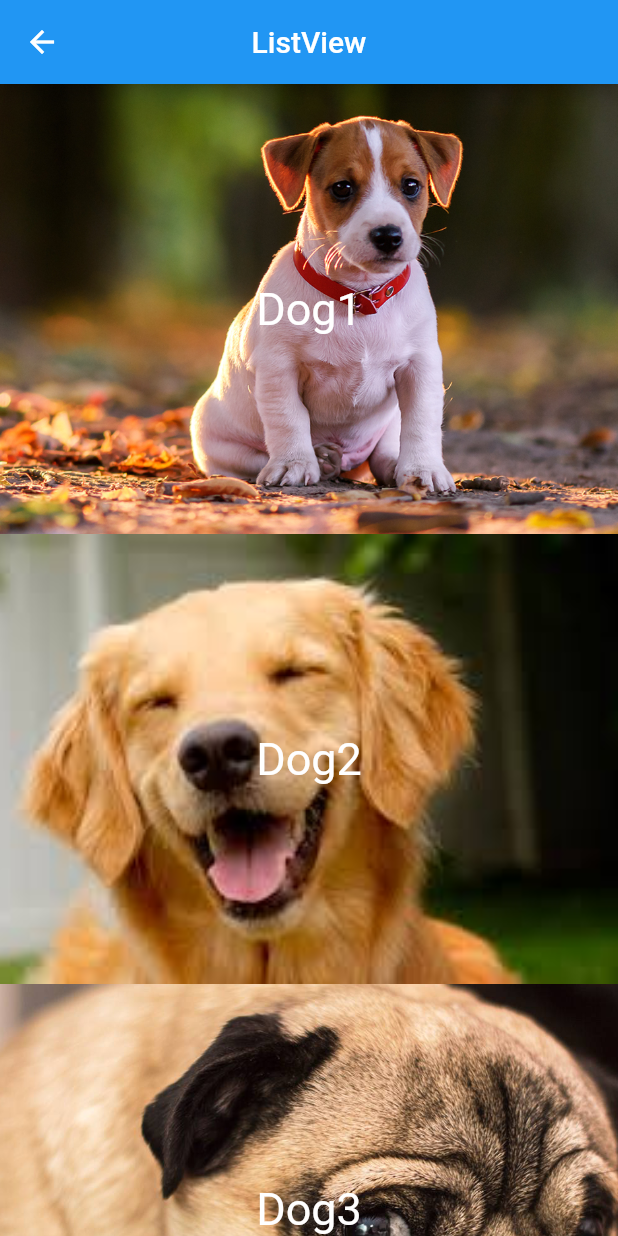
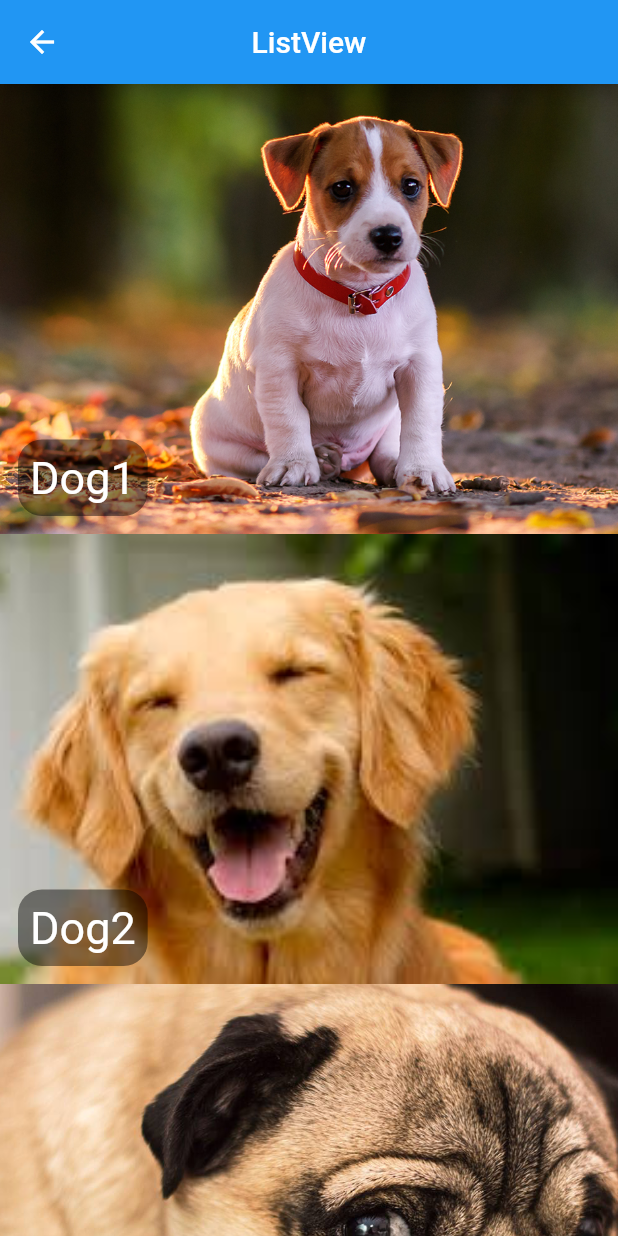
Before and after one commit to gabriellopesjds/flutter_widgets, a Flutter app: the ListViewPageExample screen opened directly, on a phone screen of 412 x 824 dp. Run offline on Flutter 3.47's test engine with Material 2 defaults, Android fonts, the phone set to English and light mode, and no system bars.

Commit message:
BoxDecoration Container

```diff
--- a/lib/pages/listview_page_example.dart
+++ b/lib/pages/listview_page_example.dart
@@ -1,3 +1,4 @@
+import 'package:flutter/cupertino.dart';
 import 'package:flutter/material.dart';
 
 class Dog{
@@ -40,12 +41,20 @@ class ListViewPageExample extends StatelessWidget {
           children: <Widget>[
             _buildImg(listDog[index].foto),
             Container(
-              alignment: Alignment.center,
-              child: Text(
-                listDog[index].nome,
-                style: TextStyle(
-                  color: Colors.white,
-                  fontSize: 30
+              alignment: Alignment.bottomLeft,
+              child: Container(
+                margin: EdgeInsets.all(12),
+                padding: EdgeInsets.all(8),
+                decoration: BoxDecoration(
+                  borderRadius: BorderRadius.circular(16),
+                  color: Colors.black45
+                ),
+                child: Text(
+                  listDog[index].nome,
+                  style: TextStyle(
+                    color: Colors.white,
+                    fontSize: 30
+                  ),
                 ),
               ),
             )
```
